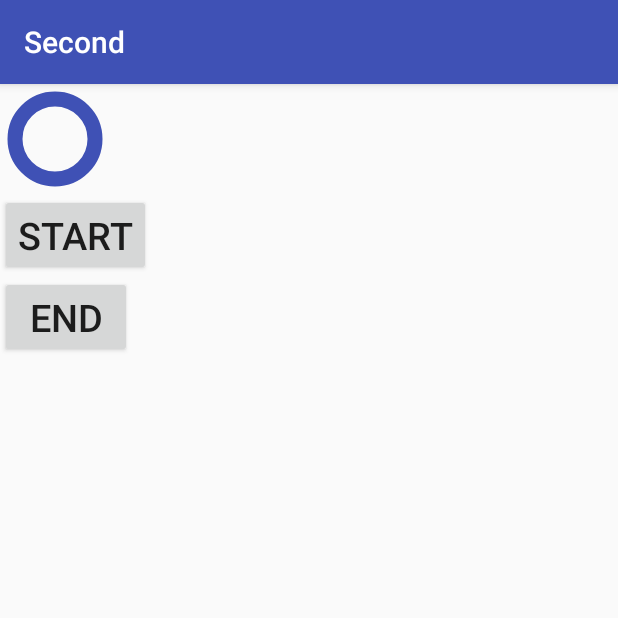
After one commit to asanChina/testing, an Android app: the ProgressViewActivity screen opened directly, with no data from a screen before it, on a phone screen of 412 x 824 dp, the top half of it. The commit adds this screen. Run offline under Robolectric (Android 15) with nearby library versions, the phone set to English and light mode, and no system bars.

Commit message:
add progress view and feature highlight view

```diff
--- a/app/src/main/AndroidManifest.xml
+++ b/app/src/main/AndroidManifest.xml
@@ -21,6 +21,8 @@
         <activity android:name=".customview.TestCustomViewActivity"/>
         <activity android:name=".customview.CustomTitleViewActivity"/>
         <activity android:name=".customview.CustomImageViewActivity"/>
+        <activity android:name=".customview.ProgressViewActivity"/>
+        <activity android:name=".featurehighlight.TestFeatureHighlightActivity"/>
     </application>
 
 </manifest>
--- /dev/null
+++ b/app/src/main/java/com/google/pengjie/second/customview/ProgressView.java
@@ -0,0 +1,193 @@
+package com.google.pengjie.second.customview;
+
+import android.animation.Animator;
+import android.animation.ValueAnimator;
+import android.content.Context;
+import android.content.res.TypedArray;
+import android.graphics.Canvas;
+import android.graphics.Color;
+import android.graphics.Paint;
+import android.graphics.Path;
+import android.graphics.RectF;
+import android.icu.util.Measure;
+import android.support.annotation.Nullable;
+import android.support.constraint.solver.SolverVariable;
+import android.util.AttributeSet;
+import android.util.Log;
+import android.view.View;
+import android.view.animation.LinearInterpolator;
+
+import com.google.pengjie.second.R;
+
+/**
+ * Created by pengjie on 8/19/17.
+ */
+
+public class ProgressView extends View {
+    private int firstColor = Color.RED;
+    private int secondColor = Color.BLUE;
+    private int innerRadius = 40;
+    private int ringWidth = 10;
+    private int speed = 10;
+    private Paint paint;
+    private ValueAnimator valueAnimator;
+    private int currentDegree = 0;
+    private boolean progressColor = true; // if true, firstColor is moving, otherwise secondColor is moving.
+
+    public ProgressView(Context context) {
+        this(context, null);
+    }
+
+    public ProgressView(Context context, @Nullable AttributeSet attrs) {
+        this(context, attrs, 0);
+    }
+
+    public ProgressView(Context context, @Nullable AttributeSet attrs, int defStyleAttr) {
+        super(context, attrs, defStyleAttr);
+
+        TypedArray typedArray = context.obtainStyledAttributes(attrs, R.styleable.ProgressView);
+        try {
+            int count = typedArray.getIndexCount();
+            for (int i = 0; i < count; ++i) {
+                int attrIndex = typedArray.getIndex(i);
+                switch(attrIndex) {
+                    case R.styleable.ProgressView_firstColor:
+                        firstColor = typedArray.getColor(attrIndex, Color.RED);
+                        break;
+                    case R.styleable.ProgressView_secondColor:
+                        secondColor = typedArray.getColor(attrIndex, Color.BLUE);
+                        break;
+                    case R.styleable.ProgressView_innerRadius1:
+                        innerRadius = typedArray.getDimensionPixelSize(attrIndex, 40);
+                        break;
+                    case R.styleable.ProgressView_ringWidth:
+                        ringWidth = typedArray.getDimensionPixelSize(attrIndex, 10);
+                        break;
+                    case R.styleable.ProgressView_speed:
+                        speed = typedArray.getInt(attrIndex, 10);
+                        break;
+                }
+            }
+        } finally {
+            typedArray.recycle();
+        }
+
+        init();
+    }
+
+    private void init() {
+        paint = new Paint();
+        paint.setAntiAlias(true);
+        valueAnimator = ValueAnimator.ofInt(0, 360);
+        valueAnimator.setRepeatCount(ValueAnimator.INFINITE);
+        valueAnimator.setInterpolator(new LinearInterpolator());
+        valueAnimator.setRepeatMode(ValueAnimator.RESTART);
+        valueAnimator.addListener(new Animator.AnimatorListener() {
+            @Override
+            public void onAnimationStart(Animator animator) {
+
+            }
+
+            @Override
+            public void onAnimationEnd(Animator animator) {
+
+            }
+
+            @Override
+            public void onAnimationCancel(Animator animator) {
+
+            }
+
+            @Override
+            public void onAnimationRepeat(Animator animator) {
+                progressColor = !progressColor;
+            }
+        });
+        valueAnimator.addUpdateListener(new ValueAnimator.AnimatorUpdateListener() {
+            @Override
+            public void onAnimationUpdate(ValueAnimator valueAnimator) {
+                Integer integer = (Integer) valueAnimator.getAnimatedValue();
+                currentDegree = integer;
+                invalidate();
+            }
+        });
+        valueAnimator.setDuration(360/speed * 1000);
+    }
+
+    public void start() {
+        valueAnimator.start();
+    }
+
+
+    public void end() {
+        valueAnimator.end();
+    }
+
+    @Override
+    protected void onMeasure(int widthMeasureSpec, int heightMeasureSpec) {
+        super.onMeasure(widthMeasureSpec, heightMeasureSpec);
+
+        int widthSize = MeasureSpec.getSize(widthMeasureSpec);
+        int widthMode = MeasureSpec.getMode(widthMeasureSpec);
+        int heightSize = MeasureSpec.getSize(heightMeasureSpec);
+        int heightMode = MeasureSpec.getMode(heightMeasureSpec);
+
+        int measuredWidth, measuredHeight;
+
+        if (widthMode == MeasureSpec.EXACTLY) {
+            measuredWidth = widthSize;
+        } else {
+            int required = getPaddingLeft() + getPaddingRight() + innerRadius * 2 + ringWidth * 2;
+            measuredWidth = Math.min(widthSize, required);
+        }
+
+        if (heightMode == MeasureSpec.EXACTLY) {
+            measuredHeight = heightSize;
+        } else {
+            int required = getPaddingTop() + getPaddingBottom() + innerRadius * 2 + ringWidth * 2;
+            measuredHeight = Math.min(heightSize, required);
+        }
+
+        setMeasuredDimension(measuredWidth, measuredHeight);
+    }
+
+    @Override
+    protected void onDraw(Canvas canvas) {
+        super.onDraw(canvas);
+
+        int width = getWidth() - getPaddingLeft() - getPaddingRight();
+        int height = getHeight() - getPaddingTop() - getPaddingBottom();
+        int minSize = Math.min(width, height);
+        if (minSize <= 0) {
+            return;
+        }
+
+        if (minSize < innerRadius * 2 + ringWidth * 2) {
+            innerRadius = (int) (1.0/3*minSize);
+            ringWidth = (int) (1.0/6*minSize);
+        }
+
+        int centerX = getWidth()/2;
+        int centerY = getHeight()/2;
+
+        if (progressColor) {
+
+            paint.setColor(secondColor);
+            paint.setStrokeWidth(ringWidth);
+            paint.setStyle(Paint.Style.STROKE);
+            canvas.drawCircle(centerX, centerY, innerRadius, paint);
+            paint.setColor(firstColor);
+            RectF rectF = new RectF(centerX - innerRadius, centerY - innerRadius, centerX + innerRadius, centerY + innerRadius);
+            canvas.drawArc(rectF, -90, currentDegree, false, paint);
+        } else {
+
+            paint.setColor(firstColor);
+            paint.setStrokeWidth(ringWidth);
+            paint.setStyle(Paint.Style.STROKE);
+            canvas.drawCircle(centerX, centerY, innerRadius, paint);
+            paint.setColor(secondColor);
+            RectF rectF = new RectF(centerX - innerRadius, centerY - innerRadius, centerX + innerRadius, centerY + innerRadius);
+            canvas.drawArc(rectF, -90, currentDegree, false, paint);
+        }
+    }
+}
--- /dev/null
+++ b/app/src/main/java/com/google/pengjie/second/customview/ProgressViewActivity.java
@@ -0,0 +1,42 @@
+package com.google.pengjie.second.customview;
+
+import android.os.Bundle;
+import android.support.annotation.Nullable;
+import android.support.v7.app.AppCompatActivity;
+import android.view.View;
+import android.widget.Button;
+
+import com.google.pengjie.second.R;
+
+/**
+ * Created by pengjie on 8/19/17.
+ */
+
+public class ProgressViewActivity extends AppCompatActivity {
+    private ProgressView progressView;
+    private Button start;
+    private Button end;
+
+    @Override
+    protected void onCreate(@Nullable Bundle savedInstanceState) {
+        super.onCreate(savedInstanceState);
+        setContentView(R.layout.activity_custom_progress_view);
+
+        progressView = (ProgressView) findViewById(R.id.progress_view);
+        start = (Button) findViewById(R.id.start);
+        end = (Button) findViewById(R.id.end);
+
+        start.setOnClickListener(new View.OnClickListener() {
+            @Override
+            public void onClick(View view) {
+                progressView.start();
+            }
+        });
+        end.setOnClickListener(new View.OnClickListener() {
+            @Override
+            public void onClick(View view) {
+                progressView.end();
+            }
+        });
+    }
+}
--- /dev/null
+++ b/app/src/main/res/layout/activity_custom_progress_view.xml
@@ -0,0 +1,32 @@
+<?xml version="1.0" encoding="utf-8"?>
+<LinearLayout xmlns:android="http://schemas.android.com/apk/res/android"
+    xmlns:app="http://schemas.android.com/apk/res-auto"
+    android:orientation="vertical"
+    android:layout_width="match_parent"
+    android:layout_height="match_parent">
+
+    <com.google.pengjie.second.customview.ProgressView
+        android:id="@+id/progress_view"
+        android:layout_width="wrap_content"
+        android:layout_height="wrap_content"
+        app:firstColor="@color/colorAccent"
+        app:secondColor="@color/colorPrimary"
+        app:innerRadius="50dp"
+        app:ringWidth="10dp"
+        app:speed="180"/>
+
+    <Button
+        android:id="@+id/start"
+        android:layout_width="wrap_content"
+        android:layout_height="wrap_content"
+        android:text="start"
+        android:textSize="25sp"/>
+
+    <Button
+        android:id="@+id/end"
+        android:layout_width="wrap_content"
+        android:layout_height="wrap_content"
+        android:text="end"
+        android:textSize="25sp"/>
+
+</LinearLayout>
```
Also changed, not shown: app/src/main/java/com/google/pengjie/second/MainActivity.java (+9 -0 lines), app/src/main/java/com/google/pengjie/second/customview/TestCustomViewActivity.java (+8 -0 lines), app/src/main/java/com/google/pengjie/second/featurehighlight/FeatureHighlightView.java (added, +100 -0 lines), app/src/main/java/com/google/pengjie/second/featurehighlight/TestFeatureHighlightActivity.java (added, +34 -0 lines), app/src/main/res/layout/activity_main.xml (+7 -0 lines), app/src/main/res/layout/activity_test_custom_view.xml (+7 -0 lines), app/src/main/res/layout/activity_test_feature_highlight.xml (added, +37 -0 lines), app/src/main/res/values/attrs.xml (+15 -0 lines).
